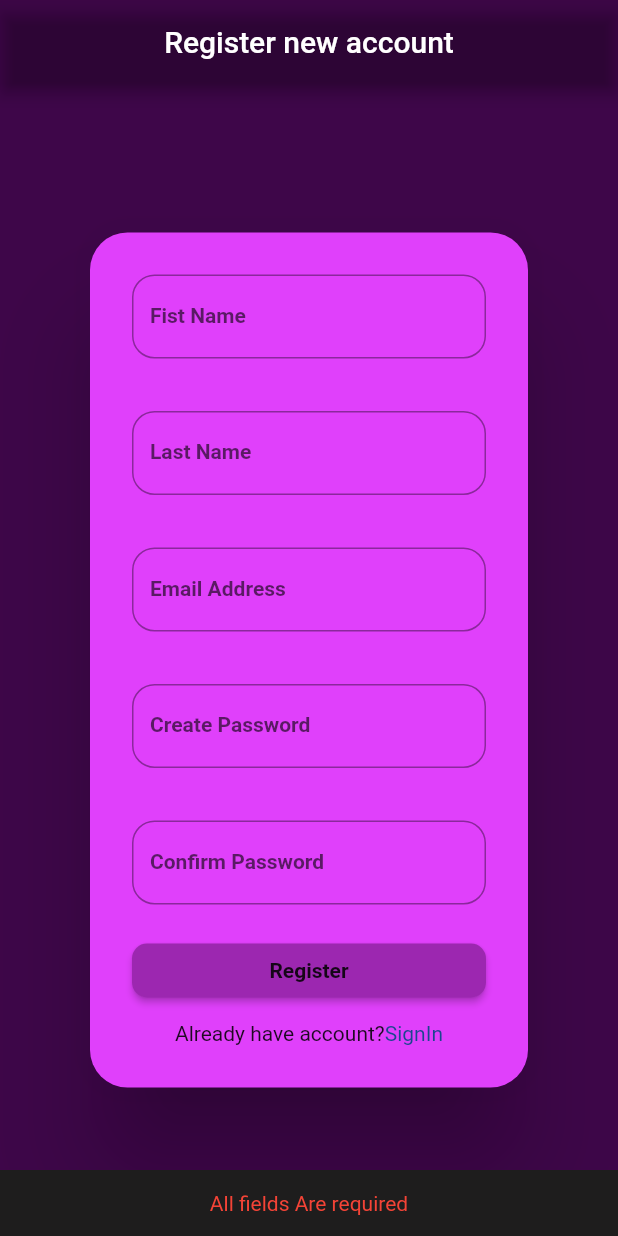
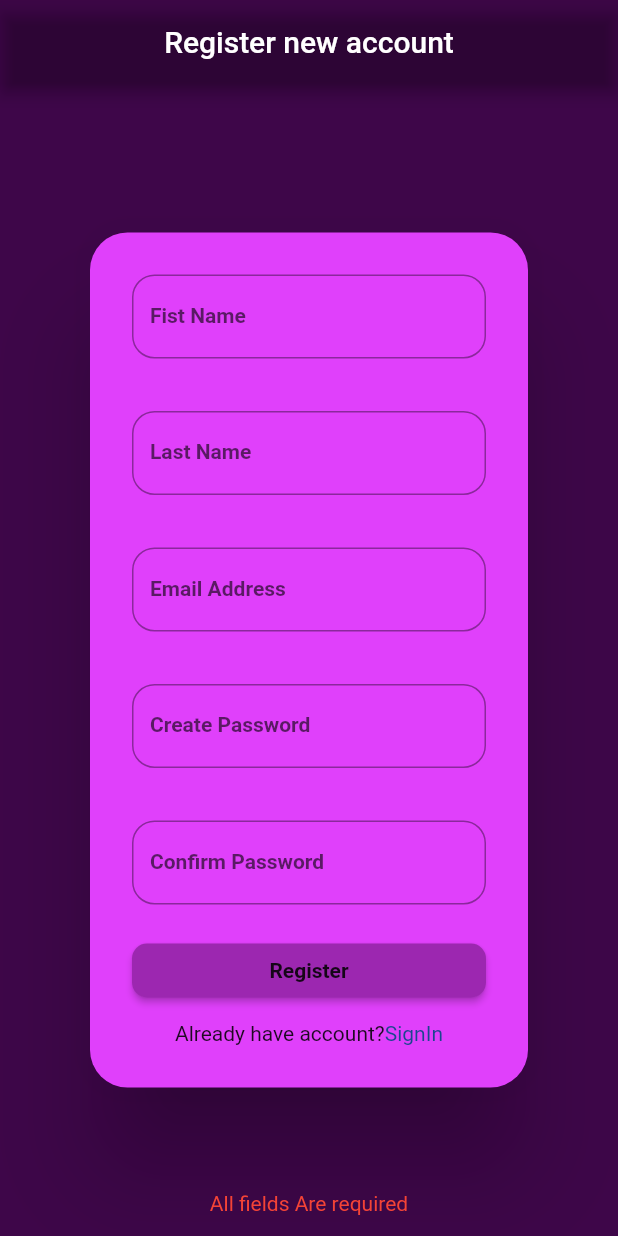
Before and after one commit to Decode247/bayanda_mpakathi_module_4, a Flutter app: the screen it shows after launch, after a tap on "SignUp", after a tap on "Register", on a phone screen of 412 x 824 dp. Run offline on Flutter 3.47's test engine with Material 2 defaults, Android fonts, the phone set to English and light mode, and no system bars; our stand-ins replace animated_splash_screen, get, google_fonts.

Commit message:
fix some bugs

```diff
--- a/lib/login.dart
+++ b/lib/login.dart
@@ -20,7 +20,7 @@ class _LoginState extends State<Login> {
     return Scaffold(
       appBar: AppBar(
         backgroundColor: Colors.transparent,
-        title: const Text("Welcome to iDoc Programming Login"),
+        title: const Text("iDoc Programming Login"),
       ),
       body: Center(
         child: Card(
@@ -69,7 +69,8 @@ class _LoginState extends State<Login> {
                                 style: TextStyle(color: Colors.red),
                                 textAlign: TextAlign.center,
                               ),
-                              backgroundColor: Color.fromARGB(255, 30, 29, 29),
+                              backgroundColor: Colors.transparent,
+                              elevation: 0,
                             ),
                           );
                         }
@@ -81,6 +82,8 @@ class _LoginState extends State<Login> {
                               style: TextStyle(color: Colors.red),
                               textAlign: TextAlign.center,
                             ),
+                            backgroundColor: Colors.transparent,
+                            elevation: 0,
                           ),
                         );
                       }
--- a/lib/register.dart
+++ b/lib/register.dart
@@ -103,7 +103,8 @@ class _RegisterState extends State<Register> {
                                 style: TextStyle(color: Colors.red),
                                 textAlign: TextAlign.center,
                               ),
-                              backgroundColor: Color.fromARGB(255, 30, 29, 29),
+                              backgroundColor: Colors.transparent,
+                              elevation: 0,
                             ),
                           );
                         }
@@ -115,7 +116,8 @@ class _RegisterState extends State<Register> {
                               style: TextStyle(color: Colors.red),
                               textAlign: TextAlign.center,
                             ),
-                            backgroundColor: Color.fromARGB(255, 30, 29, 29),
+                            backgroundColor: Colors.transparent,
+                            elevation: 0,
                             dismissDirection: DismissDirection.startToEnd,
                           ),
                         );
--- a/lib/splash_screen.dart
+++ b/lib/splash_screen.dart
@@ -2,8 +2,6 @@ import 'package:animated_splash_screen/animated_splash_screen.dart';
 import 'package:flutter/material.dart';
 import 'package:bayanda_mpakathi_module_4/login.dart';
 import 'package:google_fonts/google_fonts.dart';
-// ignore: depend_on_referenced_packages
-import 'package:page_transition/page_transition.dart';
 
 class SplashScreen extends StatelessWidget {
   const SplashScreen({Key? key}) : super(key: key);
@@ -20,7 +18,6 @@ class SplashScreen extends StatelessWidget {
         ),
       ),
       splashTransition: SplashTransition.rotationTransition,
-      pageTransitionType: PageTransitionType.scale,
       duration: 7000,
       backgroundColor: Colors.purple,
       nextScreen: const Login(),
```
